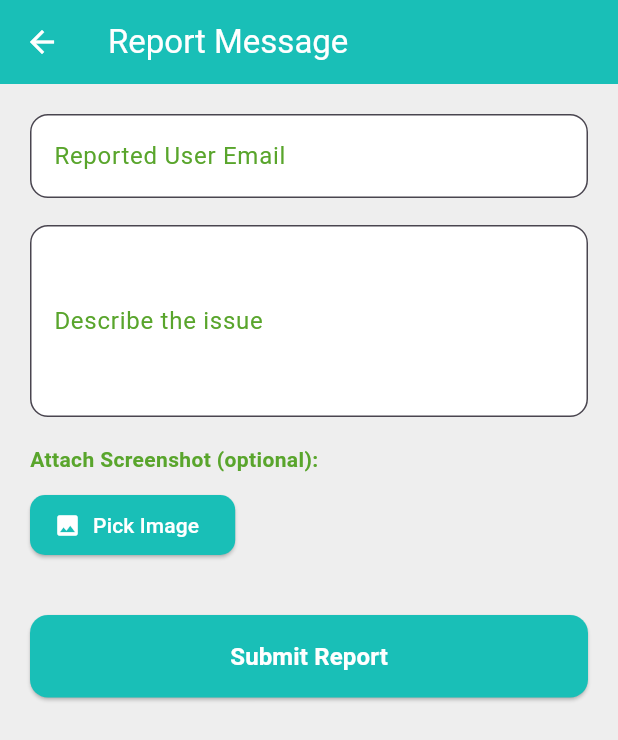
After one commit to Mohsiniqbalbhatti/Conway, a Flutter app: the ReportScreen screen opened directly, on a phone screen of 412 x 824 dp. The commit adds this screen. Shown: the top 740 px of the screen. Run offline on Flutter 3.47's test engine with Material 3 defaults, Android fonts, the light colour scheme and no system bars; our stand-ins replace animated_text_kit, cached_network_image, firebase_auth, firebase_core, google_sign_in, image_picker and 3 more; missing offline and left inert: encrypt, profanity_filter; accounts and stored records are empty; network calls fail.

Commit message:
added report option for both admin and user

```diff
--- a/conway_flutter-main/lib/constants/api_config.dart
+++ b/conway_flutter-main/lib/constants/api_config.dart
@@ -1,6 +1,6 @@
 class ApiConfig {
   // Change this to your server's IP address
-  static const String baseUrl = 'http://192.168.1.11:3000';
+  static const String baseUrl = 'http://192.168.1.25:5000';
 
   // Authentication endpoints
   static const String requestOtp = '$baseUrl/api/request-otp';
--- a/conway_flutter-main/lib/screens/user/Home_screen.dart
+++ b/conway_flutter-main/lib/screens/user/Home_screen.dart
@@ -545,7 +545,9 @@ class HomeScreenState extends State<HomeScreen>
                             : null,
                   ),
                   title:
-                      chat['email'] == 'conway@system'
+                      (chat['email'] == 'conway@system' ||
+                              chat['email'] ==
+                                  'mohsiniqbalbhatti0024@gmail.com')
                           ? Row(
                             children: [
                               Text(
--- /dev/null
+++ b/conway_flutter-main/lib/screens/user/report_screen.dart
@@ -0,0 +1,270 @@
+import 'package:flutter/material.dart';
+import 'dart:io';
+import 'package:image_picker/image_picker.dart';
+import '../../constants/colors.dart';
+import 'package:http/http.dart' as http;
+import '../../constants/api_config.dart';
+import '../../helpers/database_helper.dart';
+
+class ReportScreen extends StatefulWidget {
+  final String? reportedUserEmail;
+  final String? message;
+
+  const ReportScreen({Key? key, this.reportedUserEmail, this.message})
+    : super(key: key);
+
+  @override
+  State<ReportScreen> createState() => _ReportScreenState();
+}
+
+class _ReportScreenState extends State<ReportScreen> {
+  final _formKey = GlobalKey<FormState>();
+  final TextEditingController _emailController = TextEditingController();
+  final TextEditingController _descriptionController = TextEditingController();
+  File? _screenshot;
+  bool _submitting = false;
+
+  @override
+  void initState() {
+    super.initState();
+    if (widget.reportedUserEmail != null) {
+      _emailController.text = widget.reportedUserEmail!;
+    }
+  }
+
+  Future<void> _pickScreenshot() async {
+    final picked = await ImagePicker().pickImage(source: ImageSource.gallery);
+    if (picked != null) {
+      setState(() {
+        _screenshot = File(picked.path);
+      });
+    }
+  }
+
+  void _submitReport() async {
+    if (!_formKey.currentState!.validate()) {
+      ScaffoldMessenger.of(context).showSnackBar(
+        const SnackBar(content: Text('Please fill all required fields.')),
+      );
+      return;
+    }
+    setState(() => _submitting = true);
+    try {
+      final uri = Uri.parse('${ApiConfig.baseUrl}/api/report');
+      final request = http.MultipartRequest('POST', uri);
+      final reporterEmail = await _getCurrentUserEmail();
+      request.fields['reporterEmail'] = reporterEmail ?? '';
+      request.fields['reportedUserEmail'] = _emailController.text.trim();
+      request.fields['reportedMessage'] = widget.message ?? '';
+      request.fields['description'] = _descriptionController.text.trim();
+      if (_screenshot != null) {
+        request.files.add(
+          await http.MultipartFile.fromPath('screenshot', _screenshot!.path),
+        );
+      }
+      final streamedResponse = await request.send();
+      final response = await http.Response.fromStream(streamedResponse);
+      setState(() => _submitting = false);
+      if (response.statusCode == 201) {
+        if (mounted) {
+          ScaffoldMessenger.of(context).showSnackBar(
+            const SnackBar(content: Text('Report submitted successfully!')),
+          );
+          Navigator.of(context).popUntil((route) => route.isFirst);
+        }
+      } else {
+        final errorMsg =
+            response.body.isNotEmpty
+                ? response.body
+                : 'Failed to submit report.';
+        if (mounted) {
+          ScaffoldMessenger.of(
+            context,
+          ).showSnackBar(SnackBar(content: Text('Error: $errorMsg')));
+        }
+      }
+    } catch (e) {
+      setState(() => _submitting = false);
+      if (mounted) {
+        ScaffoldMessenger.of(
+          context,
+        ).showSnackBar(SnackBar(content: Text('Error submitting report: $e')));
+      }
+    }
+  }
+
+  Future<String?> _getCurrentUserEmail() async {
+    // Try to get the current user's email from local DB if available
+    // If not, fallback to empty string (user must enter manually)
+    try {
+      // Import DBHelper and User if not already
+      // import '../../helpers/database_helper.dart';
+      // import '../../models/user.dart';
+      final dbHelper = await DBHelper().getUser();
+      return dbHelper?.email;
+    } catch (_) {
+      return null;
+    }
+  }
+
+  @override
+  Widget build(BuildContext context) {
+    return Scaffold(
+      appBar: AppBar(
+        title: const Text('Report Message'),
+        backgroundColor: AppColors.primaryColor,
+        foregroundColor: Colors.white,
+        elevation: 0,
+      ),
+      backgroundColor: AppColors.lightGrey,
+      body: Padding(
+        padding: const EdgeInsets.all(20.0),
+        child: Form(
+          key: _formKey,
+          child: ListView(
+            children: [
+              TextFormField(
+                controller: _emailController,
+                decoration: InputDecoration(
+                  labelText: 'Reported User Email',
+                  labelStyle: TextStyle(color: AppColors.secondaryColor),
+                  border: OutlineInputBorder(
+                    borderRadius: BorderRadius.circular(12),
+                    borderSide: BorderSide(color: AppColors.primaryColor),
+                  ),
+                  focusedBorder: OutlineInputBorder(
+                    borderRadius: BorderRadius.circular(12),
+                    borderSide: BorderSide(
+                      color: AppColors.primaryColor,
+                      width: 2,
+                    ),
+                  ),
+                  fillColor: Colors.white,
+                  filled: true,
+                ),
+                validator:
+                    (value) =>
+                        value == null || value.isEmpty ? 'Required' : null,
+                keyboardType: TextInputType.emailAddress,
+                style: TextStyle(color: AppColors.textColor),
+              ),
+              const SizedBox(height: 18),
+              if (widget.message != null)
+                Container(
+                  padding: const EdgeInsets.all(14),
+                  decoration: BoxDecoration(
+                    color: AppColors.secondaryColor.withOpacity(0.08),
+                    borderRadius: BorderRadius.circular(10),
+                  ),
+                  child: Row(
+                    crossAxisAlignment: CrossAxisAlignment.start,
+                    children: [
+                      Icon(
+                        Icons.message,
+                        color: AppColors.secondaryColor,
+                        size: 20,
+                      ),
+                      const SizedBox(width: 8),
+                      Expanded(
+                        child: Text(
+                          'Reported Message: "${widget.message}"',
+                          style: TextStyle(
+                            color: AppColors.textColor,
+                            fontSize: 15,
+                          ),
+                        ),
+                      ),
+                    ],
+                  ),
+                ),
+              if (widget.message != null) const SizedBox(height: 18),
+              TextFormField(
+                controller: _descriptionController,
+                decoration: InputDecoration(
+                  labelText: 'Describe the issue',
+                  labelStyle: TextStyle(color: AppColors.secondaryColor),
+                  border: OutlineInputBorder(
+                    borderRadius: BorderRadius.circular(12),
+                    borderSide: BorderSide(color: AppColors.primaryColor),
+                  ),
+                  focusedBorder: OutlineInputBorder(
+                    borderRadius: BorderRadius.circular(12),
+                    borderSide: BorderSide(
+                      color: AppColors.primaryColor,
+                      width: 2,
+                    ),
+                  ),
+                  fillColor: Colors.white,
+                  filled: true,
+                ),
+                validator:
+                    (value) =>
+                        value == null || value.isEmpty ? 'Required' : null,
+                maxLines: 4,
+                style: TextStyle(color: AppColors.textColor),
+              ),
+              const SizedBox(height: 18),
+              Text(
+                'Attach Screenshot (optional):',
+                style: TextStyle(
+                  fontWeight: FontWeight.w600,
+                  color: AppColors.secondaryColor,
+                ),
+              ),
+              const SizedBox(height: 10),
+              Row(
+                children: [
+                  ElevatedButton.icon(
+                    style: ElevatedButton.styleFrom(
+                      backgroundColor: AppColors.primaryColor,
+                      foregroundColor: Colors.white,
+                      shape: RoundedRectangleBorder(
+                        borderRadius: BorderRadius.circular(10),
+                      ),
+                    ),
+                    onPressed: _pickScreenshot,
+                    icon: const Icon(Icons.image),
+                    label: const Text('Pick Image'),
+                  ),
+                  const SizedBox(width: 14),
+                  if (_screenshot != null)
+                    Expanded(
+                      child: ClipRRect(
+                        borderRadius: BorderRadius.circular(8),
+                        child: Image.file(_screenshot!, height: 80),
+                      ),
+                    ),
+                ],
+              ),
+              const SizedBox(height: 36),
+              SizedBox(
+                width: double.infinity,
+                child: ElevatedButton(
+                  style: ElevatedButton.styleFrom(
+                    backgroundColor: AppColors.primaryColor,
+                    foregroundColor: Colors.white,
+                    padding: const EdgeInsets.symmetric(vertical: 16),
+                    shape: RoundedRectangleBorder(
+                      borderRadius: BorderRadius.circular(12),
+                    ),
+                  ),
+                  onPressed: _submitting ? null : _submitReport,
+                  child:
+                      _submitting
+                          ? const CircularProgressIndicator(color: Colors.white)
+                          : const Text(
+                            'Submit Report',
+                            style: TextStyle(
+                              fontSize: 16,
+                              fontWeight: FontWeight.bold,
+                            ),
+                          ),
+                ),
+              ),
+            ],
+          ),
+        ),
+      ),
+    );
+  }
+}
--- /dev/null
+++ b/conway_server_/utils/custom_profanity.json
@@ -0,0 +1 @@
+["fuck you", "bsdk"]
```
Also changed, not shown: conway_flutter-main/lib/screens/user/chat_screen.dart (+80 -5 lines), conway_flutter-main/lib/screens/user/group_chat_screen.dart (+46 -3 lines), conway_flutter-main/lib/screens/user/report_detail_screen.dart (added, +173 -0 lines), conway_flutter-main/lib/screens/user/report_manager_screen.dart (added, +128 -0 lines), conway_flutter-main/lib/screens/user/settings_screen.dart (+14 -0 lines), conway_flutter-main/lib/services/socket_service.dart (+8 -0 lines), 6 other files.
